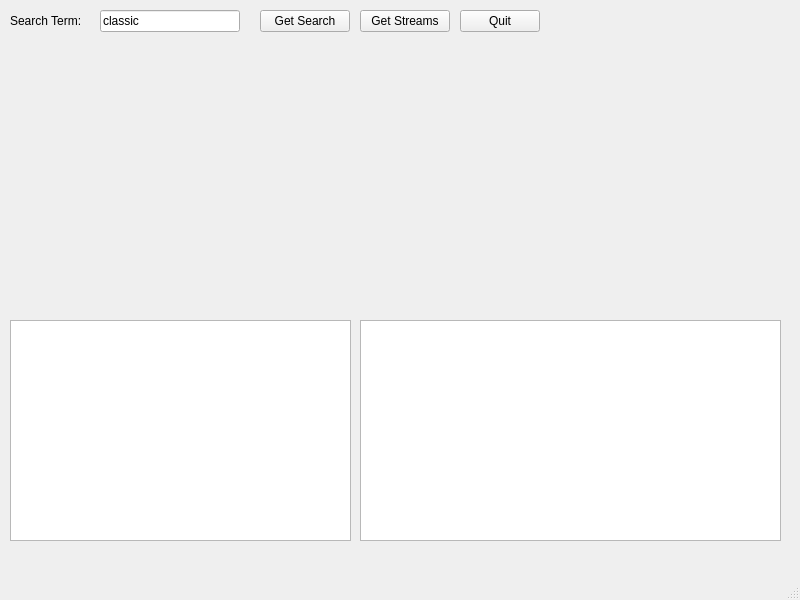
First picture: the form in mainwindow.ui, repository zedmatrix/iHeart-Radio-Player, before the edit.
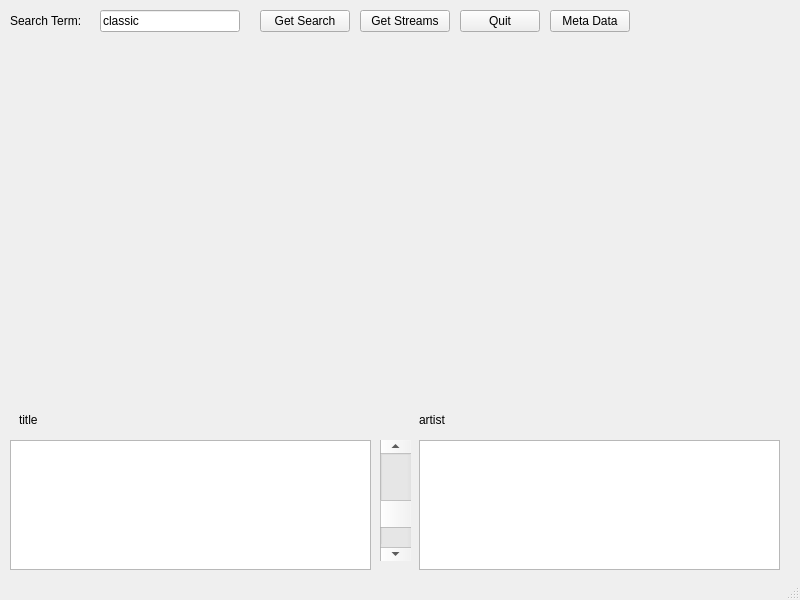
Second picture: the form after the edit.

Patch:
```diff
--- a/mainwindow.ui
+++ b/mainwindow.ui
@@ -44,19 +44,19 @@
     <property name="geometry">
      <rect>
       <x>10</x>
-      <y>320</y>
-      <width>341</width>
-      <height>221</height>
+      <y>440</y>
+      <width>361</width>
+      <height>130</height>
      </rect>
     </property>
    </widget>
    <widget class="QTextEdit" name="outputText">
     <property name="geometry">
      <rect>
-      <x>360</x>
-      <y>320</y>
-      <width>421</width>
-      <height>221</height>
+      <x>419</x>
+      <y>440</y>
+      <width>361</width>
+      <height>130</height>
      </rect>
     </property>
    </widget>
@@ -65,8 +65,8 @@
      <rect>
       <x>9</x>
       <y>49</y>
-      <width>771</width>
-      <height>251</height>
+      <width>781</width>
+      <height>351</height>
      </rect>
     </property>
     <layout class="QVBoxLayout" name="verticalLayout"/>
@@ -110,6 +110,73 @@
      <string>Quit</string>
     </property>
    </widget>
+   <widget class="QLabel" name="title">
+    <property name="geometry">
+     <rect>
+      <x>19</x>
+      <y>410</y>
+      <width>301</width>
+      <height>20</height>
+     </rect>
+    </property>
+    <property name="text">
+     <string>title</string>
+    </property>
+   </widget>
+   <widget class="QLabel" name="artist">
+    <property name="geometry">
+     <rect>
+      <x>419</x>
+      <y>410</y>
+      <width>281</width>
+      <height>20</height>
+     </rect>
+    </property>
+    <property name="text">
+     <string>artist</string>
+    </property>
+   </widget>
+   <widget class="QPushButton" name="updateMetaData">
+    <property name="geometry">
+     <rect>
+      <x>550</x>
+      <y>10</y>
+      <width>80</width>
+      <height>22</height>
+     </rect>
+    </property>
+    <property name="text">
+     <string>Meta Data</string>
+    </property>
+   </widget>
+   <widget class="QScrollBar" name="volumeBar">
+    <property name="geometry">
+     <rect>
+      <x>380</x>
+      <y>440</y>
+      <width>31</width>
+      <height>121</height>
+     </rect>
+    </property>
+    <property name="focusPolicy">
+     <enum>Qt::FocusPolicy::NoFocus</enum>
+    </property>
+    <property name="layoutDirection">
+     <enum>Qt::LayoutDirection::RightToLeft</enum>
+    </property>
+    <property name="maximum">
+     <number>100</number>
+    </property>
+    <property name="sliderPosition">
+     <number>30</number>
+    </property>
+    <property name="orientation">
+     <enum>Qt::Orientation::Vertical</enum>
+    </property>
+    <property name="invertedAppearance">
+     <bool>true</bool>
+    </property>
+   </widget>
   </widget>
   <widget class="QStatusBar" name="statusbar"/>
  </widget>
```
